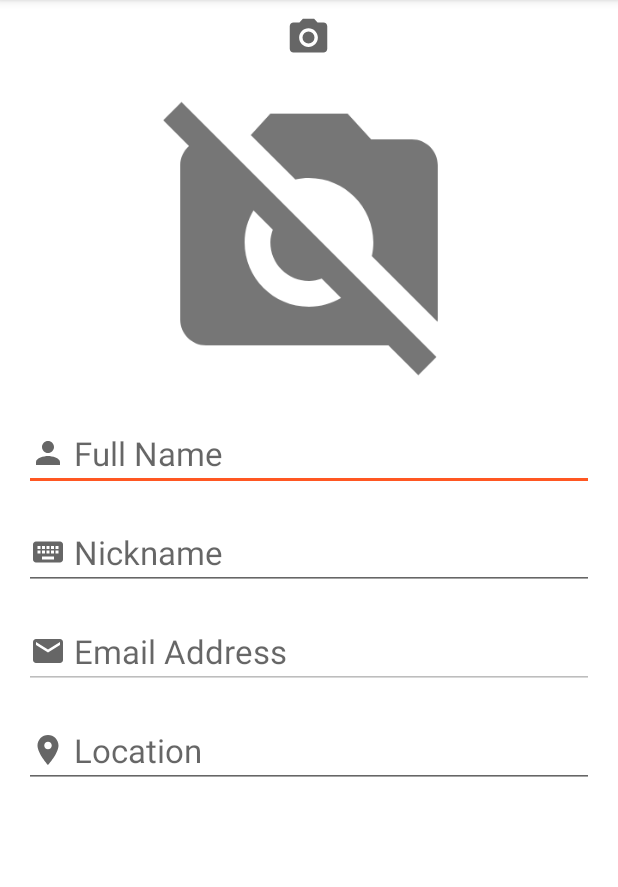
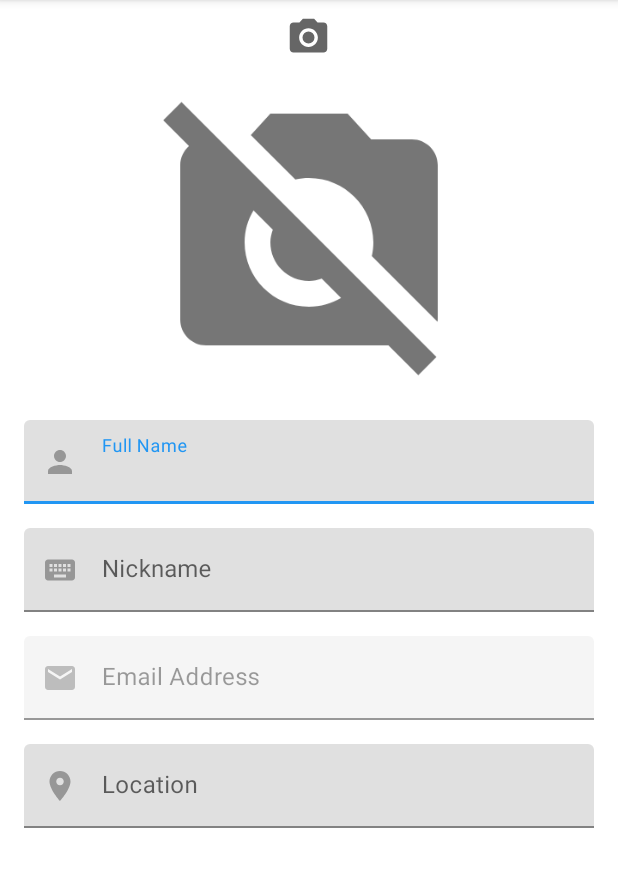
Before and after one commit to peppep97/wad-group06, an Android app: the fragment EditProfileFragment shown on its own in the app's theme, on a phone screen of 412 x 824 dp, the part 84-971 px from its top. Run offline under Robolectric (Android 15) with nearby library versions, the phone set to English and light mode, and no system bars; our stand-ins replace Firebase (no records; nobody signed in at launch, a user with empty details on screens opened directly); Roboto replaces fonts that are not available here.

Commit message:
bug fix and layout improvements

```diff
--- a/app/src/main/java/com/group06/lab/profile/EditProfileFragment.kt
+++ b/app/src/main/java/com/group06/lab/profile/EditProfileFragment.kt
@@ -1,24 +1,24 @@
 package com.group06.lab.profile
 
 import android.content.ActivityNotFoundException
+import android.content.Context
 import android.content.Intent
 import android.graphics.Bitmap
 import android.graphics.BitmapFactory
 import android.os.Bundle
 import android.provider.MediaStore
 import android.view.*
+import android.view.inputmethod.InputMethodManager
 import android.widget.*
-import androidx.activity.OnBackPressedCallback
 import androidx.appcompat.app.AppCompatActivity
 import androidx.core.graphics.drawable.toBitmap
-import androidx.core.os.bundleOf
 import androidx.fragment.app.Fragment
-import androidx.fragment.app.setFragmentResult
 import androidx.fragment.app.setFragmentResultListener
 import androidx.navigation.fragment.findNavController
 import coil.load
 import coil.request.CachePolicy
 import com.google.android.material.snackbar.Snackbar
+import com.google.android.material.textfield.TextInputLayout
 import com.google.firebase.auth.FirebaseAuth
 import com.google.firebase.firestore.FirebaseFirestore
 import com.google.firebase.ktx.Firebase
@@ -34,10 +34,10 @@ class EditProfileFragment : Fragment() {
     val REQUEST_IMAGE_GALLERY = 2
     private var profileChanged = false
 
-    private lateinit var etFullName: EditText
-    private lateinit var etNickName: EditText
-    private lateinit var etEmail: EditText
-    private lateinit var etLocation: EditText
+    private lateinit var etFullName: TextInputLayout
+    private lateinit var etNickName: TextInputLayout
+    private lateinit var etEmail: TextInputLayout
+    private lateinit var etLocation: TextInputLayout
     private lateinit var imgProfile: ImageView
     private lateinit var snackBar: Snackbar
 
@@ -71,7 +71,7 @@ class EditProfileFragment : Fragment() {
         imgProfile = view.findViewById(R.id.imgProfile)
 
         etEmail.isEnabled = false
-        etEmail.setText(FirebaseAuth.getInstance().currentUser!!.email!!)
+        etEmail.editText?.setText(FirebaseAuth.getInstance().currentUser!!.email!!)
 
         snackBar = Snackbar.make(requireActivity().findViewById(android.R.id.content),
             "Profile updated correctly", Snackbar.LENGTH_LONG)
@@ -80,17 +80,17 @@ class EditProfileFragment : Fragment() {
         }
 
         setFragmentResultListener("requestKeyShowToEdit") { _, bundle ->
-            etFullName.setText(bundle.getString("group06.lab.fullName"))
-            etNickName.setText(bundle.getString("group06.lab.nickName"))
+            etFullName.editText?.setText(bundle.getString("group06.lab.fullName"))
+            etNickName.editText?.setText(bundle.getString("group06.lab.nickName"))
             //etEmail.setText(bundle.getString("group06.lab.email"))
-            etLocation.setText(bundle.getString("group06.lab.location"))
+            etLocation.editText?.setText(bundle.getString("group06.lab.location"))
         }
 
         if (savedInstanceState != null){
-            etFullName.setText(savedInstanceState.getString("group06.lab.fullName"))
-            etNickName.setText(savedInstanceState.getString("group06.lab.nickName"))
+            etFullName.editText?.setText(savedInstanceState.getString("group06.lab.fullName"))
+            etNickName.editText?.setText(savedInstanceState.getString("group06.lab.nickName"))
             //etEmail.setText(savedInstanceState.getString("group06.lab.email"))
-            etLocation.setText(savedInstanceState.getString("group06.lab.location"))
+            etLocation.editText?.setText(savedInstanceState.getString("group06.lab.location"))
 
             profileChanged = savedInstanceState.getBoolean("group06.lab.profileChanged")
             if (profileChanged){
@@ -157,8 +157,8 @@ class EditProfileFragment : Fragment() {
         return when (item.itemId) {
             R.id.saveEdit -> {
 
-                var user = User(etFullName.text.toString(), etNickName.text.toString(),
-                etEmail.text.toString(), etLocation.text.toString())
+                val user = User(etFullName.editText?.text.toString(), etNickName.editText?.text.toString(),
+                etEmail.editText?.text.toString(), etLocation.editText?.text.toString())
 
                 val db = FirebaseFirestore.getInstance()
                 db.collection("users")
@@ -181,9 +181,11 @@ class EditProfileFragment : Fragment() {
                         .addOnSuccessListener { taskSnapshot ->
                             snackBar.show()
                             findNavController().navigate(R.id.action_editProfileActivity_to_showProfileActivity)
+                            view?.hideKeyboard()
                         }
                 }else{
                     findNavController().navigate(R.id.action_editProfileActivity_to_showProfileActivity)
+                    view?.hideKeyboard()
                 }
                 true
             }
@@ -194,10 +196,10 @@ class EditProfileFragment : Fragment() {
 
     override fun onSaveInstanceState(outState: Bundle) {
         super.onSaveInstanceState(outState)
-        outState.putString("group06.lab.fullName", etFullName.text.toString())
-        outState.putString("group06.lab.nickName", etNickName.text.toString())
-        outState.putString("group06.lab.email", etEmail.text.toString())
-        outState.putString("group06.lab.location", etLocation.text.toString())
+        outState.putString("group06.lab.fullName", etFullName.editText?.text.toString())
+        outState.putString("group06.lab.nickName", etNickName.editText?.text.toString())
+        outState.putString("group06.lab.email", etEmail.editText?.text.toString())
+        outState.putString("group06.lab.location", etLocation.editText?.text.toString())
         outState.putString("group06.lab.image", "profilepictemp.jpg")
         outState.putBoolean("group06.lab.profileChanged", profileChanged)
     }
@@ -246,4 +248,9 @@ class EditProfileFragment : Fragment() {
         return imgRef.putBytes(data)
     }
 
+    fun View.hideKeyboard() {
+        val imm = context.getSystemService(Context.INPUT_METHOD_SERVICE) as InputMethodManager
+        imm.hideSoftInputFromWindow(windowToken, 0)
+    }
+
 }
--- a/app/src/main/java/com/group06/lab/profile/ShowProfileFragment.kt
+++ b/app/src/main/java/com/group06/lab/profile/ShowProfileFragment.kt
@@ -177,12 +177,9 @@ class ShowProfileFragment : Fragment() {
 
             googleSignInClient.signOut()
 
-
             val intent = Intent(context, LoginActivity::class.java)
             startActivity(intent)
-
         }
-
     }
 
 
--- a/app/src/main/res/layout-land/fragment_activity_edit_profile.xml
+++ b/app/src/main/res/layout-land/fragment_activity_edit_profile.xml
@@ -78,70 +78,61 @@
         app:layout_constraintStart_toEndOf="@+id/constraintLayout"
         app:layout_constraintTop_toTopOf="parent">
 
-        <EditText
+        <com.google.android.material.textfield.TextInputLayout
             android:id="@+id/etFullName"
             android:layout_width="match_parent"
             android:layout_height="wrap_content"
-            android:drawableStart="@drawable/ic_person"
-            android:drawablePadding="5dp"
             android:hint="Full Name"
-            android:inputType="textShortMessage|textAutoCorrect|text"
-            android:textAppearance="@style/TextAppearance.AppCompat.Large"
-            android:textColor="@color/textColorMain"
-            app:layout_constraintEnd_toEndOf="parent"
-            app:layout_constraintStart_toStartOf="parent"
-            app:layout_constraintTop_toTopOf="parent" />
+            app:startIconDrawable="@drawable/ic_person">
 
-        <EditText
+            <com.google.android.material.textfield.TextInputEditText
+                android:layout_width="match_parent"
+                android:layout_height="wrap_content"
+                android:inputType="textShortMessage|textAutoCorrect|text" />
+        </com.google.android.material.textfield.TextInputLayout>
+
+        <com.google.android.material.textfield.TextInputLayout
             android:id="@+id/etNickName"
             android:layout_width="match_parent"
             android:layout_height="wrap_content"
+            android:hint="Nickname"
             android:layout_marginTop="16dp"
-            android:drawableStart="@drawable/ic_keyboard"
-            android:drawablePadding="5dp"
-            android:gravity="clip_horizontal"
-            android:hint="Nickname"
-            android:inputType="textShortMessage|textAutoCorrect|text"
-            android:textAppearance="@style/TextAppearance.AppCompat.Large"
-            android:textColor="@color/textColorMain"
-            app:layout_constraintEnd_toEndOf="parent"
-            app:layout_constraintHorizontal_bias="0.5"
-            app:layout_constraintStart_toStartOf="parent"
-            app:layout_constraintTop_toBottomOf="@+id/etFullName" />
+            app:startIconDrawable="@drawable/ic_keyboard">
 
-        <EditText
+            <com.google.android.material.textfield.TextInputEditText
+                android:layout_width="match_parent"
+                android:layout_height="wrap_content"
+                android:inputType="textShortMessage|textAutoCorrect|text" />
+        </com.google.android.material.textfield.TextInputLayout>
+
+        <com.google.android.material.textfield.TextInputLayout
             android:id="@+id/etEmail"
             android:layout_width="match_parent"
             android:layout_height="wrap_content"
+            android:hint="Email Address"
             android:layout_marginTop="16dp"
-            android:drawableStart="@drawable/ic_email"
-            android:drawablePadding="5dp"
-            android:gravity="clip_horizontal"
-            android:hint="Email Address"
-            android:inputType="textAutoCorrect|textEmailAddress"
-            android:textAppearance="@style/TextAppearance.AppCompat.Large"
-            android:textColor="@color/textColorMain"
-            app:layout_constraintEnd_toEndOf="parent"
-            app:layout_constraintHorizontal_bias="0.5"
-            app:layout_constraintStart_toStartOf="parent"
-            app:layout_constraintTop_toBottomOf="@+id/etNickName" />
+            app:startIconDrawable="@drawable/ic_email">
 
-        <EditText
+            <com.google.android.material.textfield.TextInputEditText
+                android:layout_width="match_parent"
+                android:layout_height="wrap_content"
+                android:inputType="textAutoCorrect|textEmailAddress"/>
+        </com.google.android.material.textfield.TextInputLayout>
+
+        <com.google.android.material.textfield.TextInputLayout
             android:id="@+id/etLocation"
             android:layout_width="match_parent"
             android:layout_height="wrap_content"
+            android:hint="Location"
             android:layout_marginTop="16dp"
-            android:drawableStart="@drawable/ic_location_on"
-            android:drawablePadding="5dp"
-            android:gravity="clip_horizontal"
-            android:hint="Location"
-            android:inputType="textShortMessage|textAutoCorrect|text"
-            android:textAppearance="@style/TextAppearance.AppCompat.Large"
-            android:textColor="@color/textColorMain"
-            app:layout_constraintEnd_toEndOf="parent"
-            app:layout_constraintHorizontal_bias="0.5"
-            app:layout_constraintStart_toStartOf="parent"
-            app:layout_constraintTop_toBottomOf="@+id/etEmail" />
+            app:startIconDrawable="@drawable/ic_location_on">
+
+            <com.google.android.material.textfield.TextInputEditText
+                android:layout_width="match_parent"
+                android:layout_height="wrap_content"
+                android:inputType="textShortMessage|textAutoCorrect|text"/>
+        </com.google.android.material.textfield.TextInputLayout>
+
     </LinearLayout>
 
 
--- a/app/src/main/res/layout/fragment_activity_edit_profile.xml
+++ b/app/src/main/res/layout/fragment_activity_edit_profile.xml
@@ -55,71 +55,61 @@
         app:layout_constraintTop_toBottomOf="@+id/linearLayout4"
         app:layout_constraintVertical_weight="2">
 
-        <EditText
+        <com.google.android.material.textfield.TextInputLayout
             android:id="@+id/etFullName"
             android:layout_width="match_parent"
             android:layout_height="wrap_content"
-            android:drawableStart="@drawable/ic_person"
-            android:drawablePadding="5dp"
             android:hint="Full Name"
-            android:inputType="textPersonName"
-            android:paddingTop="15sp"
-            android:textAppearance="@style/TextAppearance.AppCompat.Large"
-            android:textColor="@color/textColorMain"
-            app:layout_constraintEnd_toEndOf="parent"
-            app:layout_constraintStart_toStartOf="parent"
-            app:layout_constraintTop_toTopOf="parent" />
+            android:layout_marginTop="8dp"
+            app:startIconDrawable="@drawable/ic_person">
 
-        <EditText
+            <com.google.android.material.textfield.TextInputEditText
+                android:layout_width="match_parent"
+                android:layout_height="wrap_content"
+                android:inputType="textPersonName" />
+        </com.google.android.material.textfield.TextInputLayout>
+
+        <com.google.android.material.textfield.TextInputLayout
             android:id="@+id/etNickName"
             android:layout_width="match_parent"
             android:layout_height="wrap_content"
+            android:hint="Nickname"
             android:layout_marginTop="16dp"
-            android:drawableStart="@drawable/ic_keyboard"
-            android:drawablePadding="5dp"
-            android:gravity="clip_horizontal"
-            android:hint="Nickname"
-            android:inputType="textAutoComplete"
-            android:textAppearance="@style/TextAppearance.AppCompat.Large"
-            android:textColor="@color/textColorMain"
-            app:layout_constraintEnd_toEndOf="parent"
-            app:layout_constraintHorizontal_bias="0.5"
-            app:layout_constraintStart_toStartOf="parent"
-            app:layout_constraintTop_toBottomOf="@+id/etFullName" />
+            app:startIconDrawable="@drawable/ic_keyboard">
 
-        <EditText
+            <com.google.android.material.textfield.TextInputEditText
+                android:layout_width="match_parent"
+                android:layout_height="wrap_content"
+                android:inputType="textAutoComplete" />
+        </com.google.android.material.textfield.TextInputLayout>
+
+        <com.google.android.material.textfield.TextInputLayout
             android:id="@+id/etEmail"
             android:layout_width="match_parent"
             android:layout_height="wrap_content"
+            android:hint="Email Address"
             android:layout_marginTop="16dp"
-            android:drawableStart="@drawable/ic_email"
-            android:drawablePadding="5dp"
-            android:gravity="clip_horizontal"
-            android:hint="Email Address"
-            android:inputType="textEmailAddress"
-            android:textAppearance="@style/TextAppearance.AppCompat.Large"
-            android:textColor="@color/textColorMain"
-            app:layout_constraintEnd_toEndOf="parent"
-            app:layout_constraintHorizontal_bias="0.5"
-            app:layout_constraintStart_toStartOf="parent"
-            app:layout_constraintTop_toBottomOf="@+id/etNickName" />
+            app:startIconDrawable="@drawable/ic_email">
 
-        <EditText
+            <com.google.android.material.textfield.TextInputEditText
+                android:layout_width="match_parent"
+                android:layout_height="wrap_content"
+                android:inputType="textEmailAddress" />
+        </com.google.android.material.textfield.TextInputLayout>
+
+        <com.google.android.material.textfield.TextInputLayout
             android:id="@+id/etLocation"
             android:layout_width="match_parent"
             android:layout_height="wrap_content"
+            android:hint="Location"
             android:layout_marginTop="16dp"
-            android:drawableStart="@drawable/ic_location_on"
-            android:drawablePadding="5dp"
-            android:gravity="clip_horizontal"
-            android:hint="Location"
-            android:inputType="textAutoCorrect"
-            android:textAppearance="@style/TextAppearance.AppCompat.Large"
-            android:textColor="@color/textColorMain"
-            app:layout_constraintEnd_toEndOf="parent"
-            app:layout_constraintHorizontal_bias="0.5"
-            app:layout_constraintStart_toStartOf="parent"
-            app:layout_constraintTop_toBottomOf="@+id/etEmail" />
+            app:startIconDrawable="@drawable/ic_location_on">
+
+            <com.google.android.material.textfield.TextInputEditText
+                android:layout_width="match_parent"
+                android:layout_height="wrap_content"
+                android:inputType="textAutoCorrect" />
+        </com.google.android.material.textfield.TextInputLayout>
     </LinearLayout>
 
     <androidx.constraintlayout.widget.Guideline
```
Also changed, not shown: app/src/main/java/com/group06/lab/MainActivity.kt (+13 -0 lines), app/src/main/java/com/group06/lab/ui/trip/FavoredTripsFragment.kt (+2 -91 lines), app/src/main/res/layout-land/fragment_activity_show_profile.xml (+51 -32 lines), app/src/main/res/layout/fragment_activity_show_profile.xml (+48 -29 lines).
